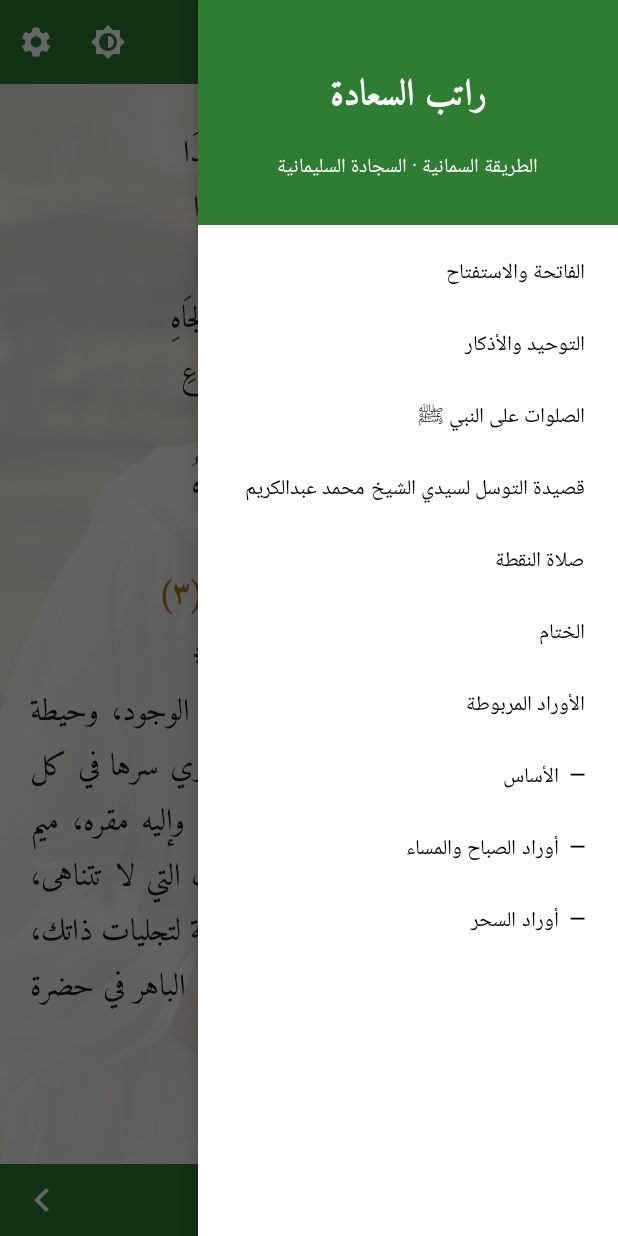
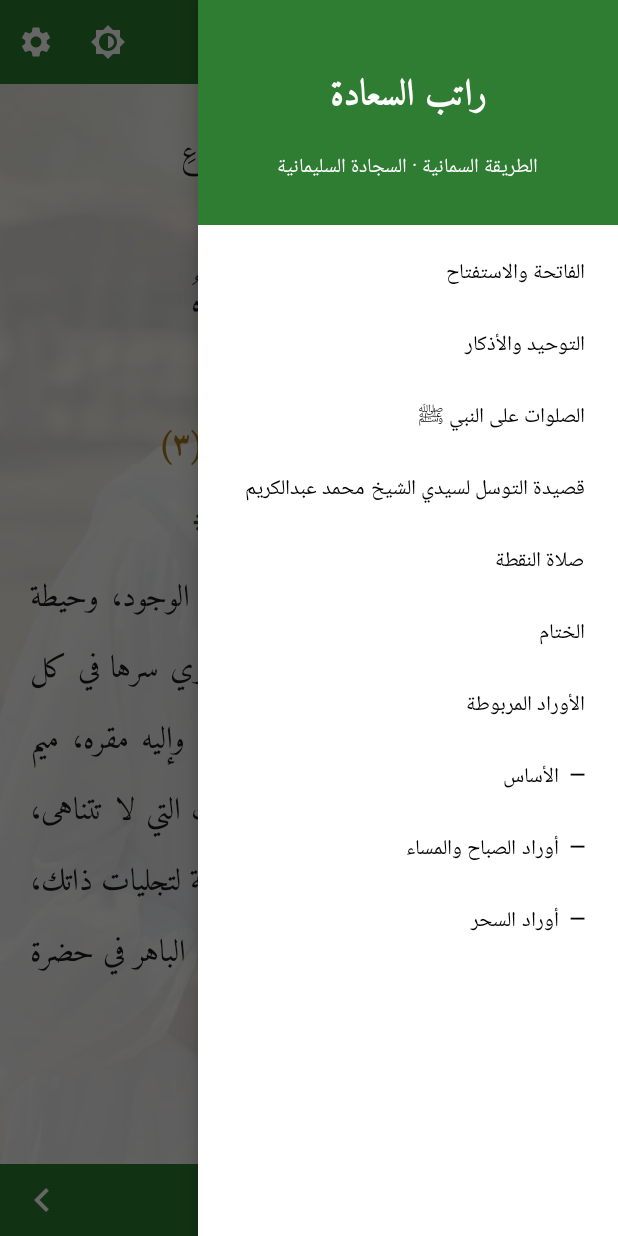
Before and after one commit to Mohamed-albadri-1995/trade-desk-data, an Android app: the MainActivity screen opened directly, with no data from a screen before it, with the side drawer open, on a phone screen of 412 x 824 dp. Run offline under Robolectric (Android 15) with nearby library versions, the phone set to English and light mode, and no system bars.

Commit message:
Put the line spacing back, and free the footnote's page instead
Dropping the line-spacing multiplier to the font's natural spacing made the
reading worse, so the body is back at 1.3 exactly as it was, and the
diagnostic numbers are out of the page counter.

What was actually asked for — a verse moved up from page sixteen to fifteen —
is done by taking the room from the footnote rather than from the text. The
measurements said page fifteen had 255px spare and a couplet needs 272px, so
it missed by seventeen pixels; the note above it, set at the body's 1.3
spacing, was holding more height than a marginal note needs. The note is set
at single spacing now, in the layout and in the measurement that reserves room
for it, which returns enough for the verse to come up.

Page sixteen was already full at 1767 of 1816px, so nothing can be taken off
it directly; the only way to move a verse up is to make room on fifteen.

Co-Authored-By: Claude Opus 5 <noreply@anthropic.com>
Claude-Session: https://claude.ai/code/session_01LGQjT4mwJtavuvZWb4nuLc

```diff
--- a/ratib-app/app/src/main/java/com/ratib/saada/MainActivity.kt
+++ b/ratib-app/app/src/main/java/com/ratib/saada/MainActivity.kt
@@ -297,12 +297,8 @@ class MainActivity : AppCompatActivity() {
 
     private fun updateIndicator(position: Int) {
         val total = pagination?.pages?.size ?: 1
-        val counter = getString(R.string.page_of, toArabicDigits(position + 1), toArabicDigits(total))
-        // Temporary: how much of this page is used, how much it had, and the
-        // height of one line. Screenshots alone cannot tell me why a page stops
-        // short; these numbers can. Removed once the cause is found.
-        val fill = pagination?.fill?.getOrNull(position)
-        binding.pageIndicator.text = if (fill == null) counter else "$counter   $fill"
+        binding.pageIndicator.text =
+            getString(R.string.page_of, toArabicDigits(position + 1), toArabicDigits(total))
     }
 
     private fun toArabicDigits(n: Int): String {
--- a/ratib-app/app/src/main/java/com/ratib/saada/Paginator.kt
+++ b/ratib-app/app/src/main/java/com/ratib/saada/Paginator.kt
@@ -30,14 +30,12 @@ sealed class Block {
  * @param footnotes      footnote text pinned to the bottom of each page (null if none)
  * @param pageStartBlock  block index that begins each page
  * @param headingPage     heading block-index -> the page it lands on
- * @param fill            per page: used/room/line, for diagnosing leftover space
  */
 data class Pagination(
     val pages: List<CharSequence>,
     val footnotes: List<CharSequence?>,
     val pageStartBlock: List<Int>,
-    val headingPage: Map<Int, Int>,
-    val fill: List<String> = emptyList()
+    val headingPage: Map<Int, Int>
 )
 
 /**
@@ -50,17 +48,11 @@ object Paginator {
 
     private val cueRegex = Regex("\\([^)]*\\)|[0-9\\u0660-\\u0669]+")
 
-    /**
-     * Must match item_page.xml's lineSpacingMultiplier, or pages mis-measure.
-     *
-     * Amiri's own ascenders and descenders already leave generous room between
-     * lines — measured on the device, a line of 21sp body text came to 159px
-     * with a 1.3 multiplier on top, so a page held barely eleven lines and a
-     * two-line couplet needed 318px of the 1816px available. The multiplier is
-     * dropped to the font's natural spacing, which is airy enough for Arabic
-     * with its diacritics and gives a page about four more lines.
-     */
-    const val LINE_SPACING = 1.0f
+    /** Must match item_page.xml's lineSpacingMultiplier, or pages mis-measure. */
+    const val LINE_SPACING = 1.3f
+
+    /** Footnotes are set tighter than the body; matches item_page.xml. */
+    private const val FOOTNOTE_LINE_SPACING = 1.0f
 
     /**
      * Fewest lines that may be left on either side when a block is broken over
@@ -188,6 +180,14 @@ object Paginator {
             return sb
         }
 
+        /** The footnote is set tighter than the body, so it measures that way. */
+        fun measureFootnote(cs: CharSequence): Int {
+            @Suppress("DEPRECATION")
+            return StaticLayout(
+                cs, paint, w, Layout.Alignment.ALIGN_CENTER, FOOTNOTE_LINE_SPACING, 0f, true
+            ).height
+        }
+
         fun buildFootnote(text: String): CharSequence {
             val sb = SpannableStringBuilder("٭ $text")
             sb.setSpan(AbsoluteSizeSpan(footnotePx), 0, sb.length, Spanned.SPAN_EXCLUSIVE_EXCLUSIVE)
@@ -201,7 +201,6 @@ object Paginator {
         val pageFns = ArrayList<CharSequence?>()
         val pageStartBlock = ArrayList<Int>()
         val headingPage = HashMap<Int, Int>()
-        val pageFill = ArrayList<String>()
 
         var current = SpannableStringBuilder()
         var currentStart = -1
@@ -224,11 +223,6 @@ object Paginator {
 
         fun flush() {
             if (current.isNotEmpty()) {
-                // Recorded so the leftover at the foot of a page can be read off
-                // the device instead of guessed at from a screenshot.
-                pageFill.add(
-                    "${measure(current)}/${limit - reserve(currentFn, currentFnHeight)}/$oneLine"
-                )
                 pages.add(SpannableString(current))
                 pageFns.add(currentFn)
                 pageStartBlock.add(if (currentStart < 0) 0 else currentStart)
@@ -328,7 +322,7 @@ object Paginator {
             prevWasNav = b.isNav
 
             val blockFn = footnotes[i]?.let { buildFootnote(it) }
-            val blockFnHeight = if (blockFn != null) measure(blockFn) else 0
+            val blockFnHeight = if (blockFn != null) measureFootnote(blockFn) else 0
 
             // Whatever is still left of this block to place. A page is only ever
             // ended because it ran out of room, never because of what comes next,
@@ -421,8 +415,6 @@ object Paginator {
         if (pages.isEmpty()) {
             pages.add(""); pageFns.add(null); pageStartBlock.add(0)
         }
-        while (pageFill.size < pages.size) pageFill.add("-")
-
-        return Pagination(pages, pageFns, pageStartBlock, headingPage, pageFill)
+        return Pagination(pages, pageFns, pageStartBlock, headingPage)
     }
 }
--- a/ratib-app/app/src/main/res/layout/item_page.xml
+++ b/ratib-app/app/src/main/res/layout/item_page.xml
@@ -16,7 +16,7 @@
         android:textSize="10sp"
         android:textColor="@color/reading_text"
         android:fontFamily="@font/amiri"
-        android:lineSpacingMultiplier="1.0"
+        android:lineSpacingMultiplier="1.3"
         android:justificationMode="inter_word"
         android:hyphenationFrequency="none"
         tools:targetApi="26" />
@@ -38,7 +38,7 @@
         android:layout_height="wrap_content"
         android:gravity="center"
         android:fontFamily="@font/amiri"
-        android:lineSpacingMultiplier="1.3"
+        android:lineSpacingMultiplier="1.0"
         android:textColor="@color/footnote_text"
         android:visibility="gone" />
 </LinearLayout>
```
